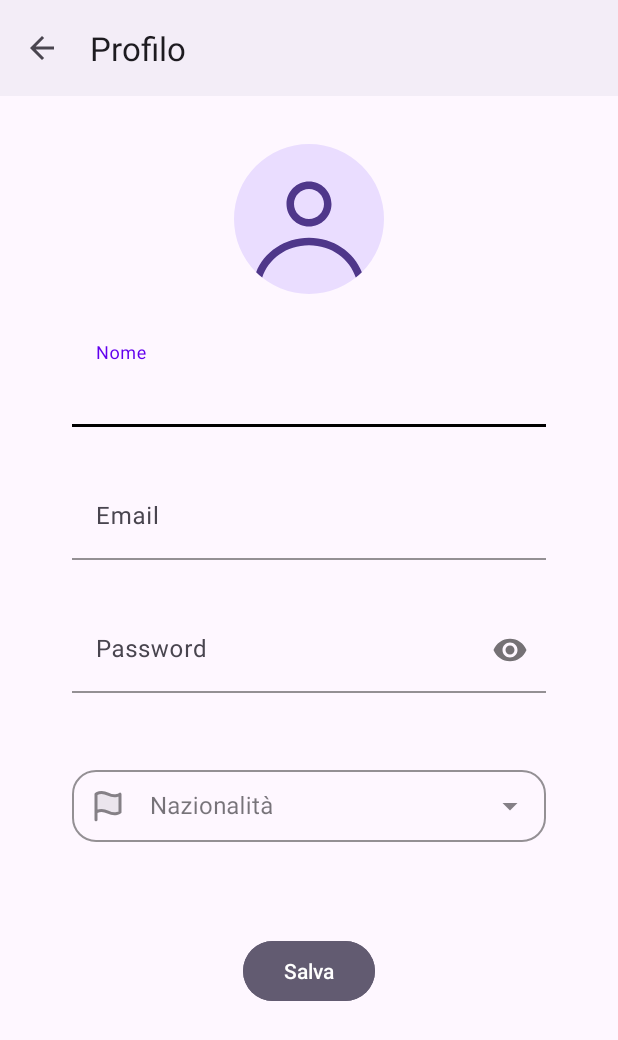
After one commit to tommasofacchin/SeaGuard, an Android app: the ProfileActivity screen opened directly, with no data from a screen before it, on a phone screen of 412 x 824 dp. The commit adds this screen. Shown: the top 1040 px of the screen. Run offline under Robolectric (Android 15) with nearby library versions, the phone set to English and light mode, and no system bars; our stand-ins replace Firebase (no records; nobody signed in at launch, a user with empty details on screens opened directly).

Commit message:
Prima implementazione Settings Fragment e Profile Activity

```diff
--- a/app/src/main/java/com/seaguard/MainActivity.java
+++ b/app/src/main/java/com/seaguard/MainActivity.java
@@ -30,6 +30,7 @@ import androidx.navigation.ui.NavigationUI;
 import com.google.firebase.auth.FirebaseAuth;
 import com.seaguard.databinding.ActivityMainBinding;
 
+import com.seaguard.ui.auth.LoginActivity;
 import com.seaguard.ui.home.HomeViewModel;
 
 import org.osmdroid.config.Configuration;
--- a/app/src/main/java/com/seaguard/LoginActivity.java
+++ b/app/src/main/java/com/seaguard/ui/auth/LoginActivity.java
@@ -1,4 +1,4 @@
-package com.seaguard;
+package com.seaguard.ui.auth;
 
 import android.os.Bundle;
 import android.util.Patterns;
--- a/app/src/main/java/com/seaguard/AddReportActivity.java
+++ b/app/src/main/java/com/seaguard/ui/home/AddReportActivity.java
@@ -1,4 +1,4 @@
-package com.seaguard;
+package com.seaguard.ui.home;
 
 import android.Manifest;
 
@@ -6,7 +6,6 @@ import android.annotation.SuppressLint;
 import android.content.Intent;
 import android.graphics.Bitmap;
 import android.graphics.Color;
-import android.location.Location;
 import android.content.pm.PackageManager;
 import android.net.Uri;
 import android.os.Bundle;
@@ -27,7 +26,6 @@ import androidx.lifecycle.ViewModelProvider;
 
 import com.google.android.gms.location.FusedLocationProviderClient;
 import com.google.android.gms.location.LocationServices;
-import com.google.android.gms.tasks.OnSuccessListener;
 import com.google.android.material.textfield.TextInputEditText;
 import com.google.firebase.auth.FirebaseAuth;
 import com.google.firebase.auth.FirebaseUser;
@@ -36,7 +34,6 @@ import com.seaguard.database.CategoryModel;
 import com.seaguard.database.DbHelper;
 import com.seaguard.database.ReportModel;
 import com.seaguard.databinding.ActivityAddReportBinding;
-import com.seaguard.ui.home.HomeViewModel;
 
 import android.location.Address;
 import android.location.Geocoder;
@@ -55,7 +52,6 @@ import java.util.HashMap;
 import java.util.List;
 import java.util.Locale;
 import java.util.Map;
-import java.util.function.BiConsumer;
 import java.util.function.Consumer;
 import java.util.stream.Collectors;
 
--- /dev/null
+++ b/app/src/main/java/com/seaguard/ui/settings/ProfileActivity.java
@@ -0,0 +1,119 @@
+package com.seaguard.ui.settings;
+
+import android.os.Bundle;
+import android.view.MenuItem;
+import android.widget.ArrayAdapter;
+import android.widget.AutoCompleteTextView;
+import android.widget.Toast;
+
+import androidx.annotation.NonNull;
+import androidx.appcompat.app.AppCompatActivity;
+import androidx.appcompat.widget.Toolbar;
+
+import com.google.android.gms.tasks.OnCompleteListener;
+import com.google.android.gms.tasks.Task;
+import com.google.android.material.textfield.TextInputEditText;
+import com.google.firebase.auth.FirebaseAuth;
+import com.google.firebase.auth.FirebaseUser;
+import com.google.firebase.auth.UserProfileChangeRequest;
+import com.seaguard.databinding.ActivityProfileBinding;
+
+import java.util.ArrayList;
+import java.util.Arrays;
+import java.util.List;
+
+public class ProfileActivity extends AppCompatActivity {
+    private TextInputEditText name;
+    private TextInputEditText email;
+    private TextInputEditText password;
+    private AutoCompleteTextView nationality;
+
+    @Override
+    protected void onCreate(Bundle savedInstanceState) {
+        super.onCreate(savedInstanceState);
+        ActivityProfileBinding binding = ActivityProfileBinding.inflate(getLayoutInflater());
+        setContentView(binding.getRoot());
+
+        // Toobar
+        Toolbar toolbar = binding.toolbar;
+        setSupportActionBar(toolbar);
+
+        // Back in the toolbar
+        getSupportActionBar().setDisplayHomeAsUpEnabled(true);
+        getSupportActionBar().setDisplayShowHomeEnabled(true);
+
+        // Name
+        name = binding.editTextName;
+        name.setText("");
+
+        // Email
+        email = binding.editTextEmail;
+        email.setText("");
+
+        // Password
+        password = binding.editTextPassword;
+        password.setText("");
+
+        // Nationalities
+        nationality = binding.autoCompleteNationalities;
+        List<String> items = new ArrayList<>(Arrays.asList(
+                "Italia",
+                "Germania",
+                "Regno Unito",
+                "Spagna"
+        ));
+
+        ArrayAdapter<String> adapter = new ArrayAdapter<>(this, android.R.layout.simple_dropdown_item_1line, items);
+        nationality.setAdapter(adapter);
+
+        // Save
+        binding.buttonSaveProfile.setOnClickListener(v -> {
+            FirebaseUser currentUser = FirebaseAuth.getInstance().getCurrentUser();
+            if(currentUser != null) {
+                UserProfileChangeRequest profileUpdates = new UserProfileChangeRequest.Builder()
+                        .setDisplayName(name.getText().toString())
+                        .build();
+
+                currentUser.updateProfile(profileUpdates)
+                .addOnCompleteListener(task -> {
+                    if (task.isSuccessful()) {
+                        Toast.makeText(
+                                this,
+                                "Profilo aggiornato",
+                                Toast.LENGTH_SHORT
+                        ).show();
+                        finish();
+                    }
+                    else {
+                        Toast.makeText(
+                            this,
+                            "Impossibile aggiornare il profilo!",
+                            Toast.LENGTH_SHORT
+                        ).show();
+                    }
+                });
+            }
+        });
+
+        setData();
+    }
+
+
+    @Override
+    public boolean onOptionsItemSelected(MenuItem item) {
+        if(item.getItemId() == android.R.id.home) {
+            finish();
+            return true;
+        }
+        return super.onOptionsItemSelected(item);
+    }
+
+    private void setData () {
+        FirebaseUser currentUser = FirebaseAuth.getInstance().getCurrentUser();
+        if(currentUser != null) {
+            name.setText(currentUser.getDisplayName());
+            email.setText(currentUser.getEmail());
+        }
+    }
+
+}
--- /dev/null
+++ b/app/src/main/res/drawable/avatar.xml
@@ -0,0 +1,16 @@
+<vector xmlns:android="http://schemas.android.com/apk/res/android"
+    android:width="105dp"
+    android:height="105dp"
+    android:viewportWidth="105"
+    android:viewportHeight="105">
+  <path
+      android:pathData="M52.5,0L52.5,0A52.5,52.5 0,0 1,105 52.5L105,52.5A52.5,52.5 0,0 1,52.5 105L52.5,105A52.5,52.5 0,0 1,0 52.5L0,52.5A52.5,52.5 0,0 1,52.5 0z"
+      android:fillColor="#EADDFF"/>
+  <path
+      android:pathData="M68.25,42C68.25,50.7 61.2,57.75 52.5,57.75C43.8,57.75 36.75,50.7 36.75,42C36.75,33.3 43.8,26.25 52.5,26.25C61.2,26.25 68.25,33.3 68.25,42ZM63,42C63,47.8 58.3,52.5 52.5,52.5C46.7,52.5 42,47.8 42,42C42,36.2 46.7,31.5 52.5,31.5C58.3,31.5 63,36.2 63,42Z"
+      android:fillColor="#4F378A"
+      android:fillType="evenOdd"/>
+  <path
+      android:pathData="M52.5,65.63C35.51,65.63 21.02,75.67 15.51,89.75C16.85,91.09 18.27,92.35 19.75,93.53C23.86,80.61 36.74,70.88 52.5,70.88C68.26,70.88 81.14,80.61 85.25,93.53C86.73,92.35 88.15,91.09 89.49,89.75C83.98,75.67 69.5,65.63 52.5,65.63Z"
+      android:fillColor="#4F378A"/>
+</vector>
--- /dev/null
+++ b/app/src/main/res/drawable/nationality.xml
@@ -0,0 +1,17 @@
+<vector xmlns:android="http://schemas.android.com/apk/res/android"
+    android:width="24dp"
+    android:height="24dp"
+    android:viewportWidth="24"
+    android:viewportHeight="24">
+  <path
+      android:pathData="M4,4.111V16.111C4,16.111 7,13.611 12,16.111C17,18.611 20,16.111 20,16.111V4.111C20,4.111 17,6.611 12,4.111C7,1.611 4,4.111 4,4.111Z"
+      android:fillColor="#000000"
+      android:fillAlpha="0.15"/>
+  <path
+      android:pathData="M4,21.111V16.111M4,16.111V4.111C4,4.111 7,1.611 12,4.111C17,6.611 20,4.111 20,4.111V16.111C20,16.111 17,18.611 12,16.111C7,13.611 4,16.111 4,16.111Z"
+      android:strokeLineJoin="round"
+      android:strokeWidth="2"
+      android:fillColor="#00000000"
+      android:strokeColor="#000000"
+      android:strokeLineCap="round"/>
+</vector>
--- a/app/src/main/res/layout/activity_add_report.xml
+++ b/app/src/main/res/layout/activity_add_report.xml
@@ -5,7 +5,7 @@
     android:id="@+id/add_report"
     android:layout_width="match_parent"
     android:layout_height="match_parent"
-    tools:context=".AddReportActivity">
+    tools:context=".ui.home.AddReportActivity">
 
     <androidx.appcompat.widget.Toolbar
         android:id="@+id/toolbar"
--- a/app/src/main/res/layout/activity_login.xml
+++ b/app/src/main/res/layout/activity_login.xml
@@ -6,7 +6,7 @@
     android:background="?attr/colorPrimary"
     android:layout_width="match_parent"
     android:layout_height="match_parent"
-    tools:context=".LoginActivity">
+    tools:context=".ui.auth.LoginActivity">
 
     <ScrollView
         android:layout_width="match_parent"
--- /dev/null
+++ b/app/src/main/res/layout/activity_profile.xml
@@ -0,0 +1,179 @@
+<?xml version="1.0" encoding="utf-8"?>
+<androidx.constraintlayout.widget.ConstraintLayout xmlns:android="http://schemas.android.com/apk/res/android"
+    xmlns:app="http://schemas.android.com/apk/res-auto"
+    xmlns:tools="http://schemas.android.com/tools"
+    android:id="@+id/main"
+    android:layout_width="match_parent"
+    android:layout_height="match_parent"
+    tools:context=".ui.settings.ProfileActivity">
+
+    <androidx.appcompat.widget.Toolbar
+        android:id="@+id/toolbar"
+        android:layout_width="match_parent"
+        android:layout_height="?attr/actionBarSize"
+        android:elevation="4dp"
+        app:title="@string/title_profile"
+        app:layout_constraintTop_toTopOf="parent"
+        app:layout_constraintStart_toStartOf="parent"
+        app:layout_constraintEnd_toEndOf="parent"
+        android:background="?attr/colorPrimary"
+        app:menu="@menu/toolbar" />
+
+        <ScrollView
+        android:id="@+id/scrollView"
+        android:layout_width="0dp"
+        android:layout_height="0dp"
+        app:layout_constraintTop_toBottomOf="@id/toolbar"
+        app:layout_constraintBottom_toBottomOf="parent"
+        app:layout_constraintStart_toStartOf="parent"
+        app:layout_constraintEnd_toEndOf="parent">
+
+        <LinearLayout
+            android:layout_width="match_parent"
+            android:layout_height="wrap_content"
+            android:orientation="vertical"
+            android:padding="16dp"
+            android:layout_marginTop="@dimen/activity_vertical_margin"
+            android:layout_marginStart="@dimen/activity_horizontal_margin"
+            android:layout_marginEnd="@dimen/activity_horizontal_margin"
+            android:layout_marginBottom="@dimen/activity_vertical_margin">
+
+            <!-- Profile Avatar -->
+            <ImageView
+                android:id="@+id/profile_avatar"
+                android:layout_width="100dp"
+                android:layout_height="100dp"
+                android:layout_gravity="center"
+                android:layout_marginBottom="16dp"
+                android:src="@drawable/avatar"
+                android:contentDescription="@string/title_profile"
+                android:scaleType="centerCrop" />
+
+            <!-- Name -->
+            <com.google.android.material.textfield.TextInputLayout
+                android:layout_width="match_parent"
+                android:layout_height="wrap_content"
+                app:hintEnabled="true"
+                app:hintAnimationEnabled="true"
+                app:boxStrokeColor="?attr/colorOnPrimary"
+                app:boxBackgroundMode="filled"
+                app:hintTextColor="@color/purple_500"
+                app:boxCornerRadiusTopStart="@dimen/radius"
+                app:boxCornerRadiusTopEnd="@dimen/radius"
+                app:boxCornerRadiusBottomStart="@dimen/radius"
+                app:boxCornerRadiusBottomEnd="@dimen/radius"
+                android:layout_marginTop="@dimen/activity_vertical_margin"
+                android:layout_marginStart="@dimen/activity_horizontal_margin"
+                android:layout_marginEnd="@dimen/activity_horizontal_margin"
+                android:layout_marginBottom="@dimen/activity_vertical_margin">
+
+                <com.google.android.material.textfield.TextInputEditText
+                    android:id="@+id/edit_text_name"
+                    android:layout_width="match_parent"
+                    android:layout_height="wrap_content"
+                    android:hint="Nome"
+                    android:backgroundTint="@android:color/transparent" />
+            </com.google.android.material.textfield.TextInputLayout>
+
+            <!-- Email -->
+            <com.google.android.material.textfield.TextInputLayout
+                android:layout_width="match_parent"
+                android:layout_height="wrap_content"
+                app:hintEnabled="true"
+                app:hintAnimationEnabled="true"
+                app:boxStrokeColor="?attr/colorOnPrimary"
+                app:boxBackgroundMode="filled"
+                app:hintTextColor="@color/purple_500"
+                app:boxCornerRadiusTopStart="@dimen/radius"
+                app:boxCornerRadiusTopEnd="@dimen/radius"
+                app:boxCornerRadiusBottomStart="@dimen/radius"
+                app:boxCornerRadiusBottomEnd="@dimen/radius"
+                android:layout_marginTop="@dimen/activity_vertical_margin"
+                android:layout_marginStart="@dimen/activity_horizontal_margin"
+                android:layout_marginEnd="@dimen/activity_horizontal_margin"
+                android:layout_marginBottom="@dimen/activity_vertical_margin">
+
+                <com.google.android.material.textfield.TextInputEditText
+                    android:id="@+id/edit_text_email"
+                    android:layout_width="match_parent"
+                    android:layout_height="wrap_content"
+                    android:hint="Email"
+                    android:inputType="textEmailAddress"
+                    android:backgroundTint="@android:color/transparent" />
+            </com.google.android.material.textfield.TextInputLayout>
+
+            <!-- Password -->
+            <com.google.android.material.textfield.TextInputLayout
+                android:layout_width="match_parent"
+                android:layout_height="wrap_content"
+                app:hintEnabled="true"
+                app:hintAnimationEnabled="true"
+                app:boxStrokeColor="?attr/colorOnPrimary"
+                app:boxBackgroundMode="filled"
+                app:hintTextColor="@color/purple_500"
+                app:boxCornerRadiusTopStart="@dimen/radius"
+                app:boxCornerRadiusTopEnd="@dimen/radius"
+                app:boxCornerRadiusBottomStart="@dimen/radius"
+                app:boxCornerRadiusBottomEnd="@dimen/radius"
+                app:passwordToggleEnabled="true"
+                android:layout_marginTop="@dimen/activity_vertical_margin"
+                android:layout_marginStart="@dimen/activity_horizontal_margin"
+                android:layout_marginEnd="@dimen/activity_horizontal_margin"
+                android:layout_marginBottom="@dimen/activity_vertical_margin">
+
+                <com.google.android.material.textfield.TextInputEditText
+                    android:id="@+id/edit_text_password"
+                    android:layout_width="match_parent"
+                    android:layout_height="wrap_content"
+                    android:hint="Password"
+                    android:inputType="textPassword"
+                    android:backgroundTint="@android:color/transparent" />
+            </com.google.android.material.textfield.TextInputLayout>
+
+            <!-- Nationality -->
+            <com.google.android.material.textfield.TextInputLayout
+                android:id="@+id/nationality"
+                style="@style/Widget.MaterialComponents.TextInputLayout.FilledBox.ExposedDropdownMenu"
+                android:hint="@string/menu_nationalities"
+                android:layout_width="match_parent"
+                android:layout_height="wrap_content"
+                app:boxBackgroundMode="outline"
+                app:hintEnabled="true"
+                app:hintAnimationEnabled="true"
+                app:boxStrokeColor="?attr/colorOnPrimary"
+                app:hintTextColor="@color/purple_500"
+                app:boxCornerRadiusTopStart="@dimen/radius"
+                app:boxCornerRadiusTopEnd="@dimen/radius"
+                app:boxCornerRadiusBottomStart="@dimen/radius"
+                app:boxCornerRadiusBottomEnd="@dimen/radius"
+                app:startIconDrawable="@drawable/nationality"
+                android:layout_marginTop="30dp"
+                android:layout_marginStart="@dimen/activity_horizontal_margin"
+                android:layout_marginEnd="@dimen/activity_horizontal_margin"
+                android:layout_marginBottom="@dimen/activity_vertical_margin">
+
+                <AutoCompleteTextView
+                    android:id="@+id/autoCompleteNationalities"
+                    android:layout_width="match_parent"
+                    android:layout_height="wrap_content"
+                    android:labelFor="@+id/menu_nationalities"
+                    android:padding="5dp"
+                    android:inputType="none"
+                    android:backgroundTint="@android:color/transparent" />
+            </com.google.android.material.textfield.TextInputLayout>
+
+            <!-- Save Button -->
+            <com.google.android.material.button.MaterialButton
+                android:id="@+id/button_save_profile"
+                android:layout_width="wrap_content"
+                android:layout_height="wrap_content"
+                android:backgroundTint="@color/taupe_gray"
+                android:textColor="@color/white"
+                android:text="@string/save"
+                android:layout_marginTop="46dp"
+                android:layout_marginBottom="46dp"
+                android:layout_gravity="center" />
+        </LinearLayout>
+    </ScrollView>
+
+</androidx.constraintlayout.widget.ConstraintLayout>
--- a/app/src/main/res/values/strings.xml
+++ b/app/src/main/res/values/strings.xml
@@ -6,6 +6,9 @@
     <string name="title_settings">Impostazioni</string>
     <string name="title_activity_login">LoginActivity</string>
     <string name="title_report">Segnalazione</string>
+    <string name="title_profile">Profilo</string>
+    <string name="title_notifications">Notifiche</string>
+    <string name="title_info">Informazioni</string>
     <string name="prompt_email">Email</string>
     <string name="prompt_password">Password</string>
     <string name="action_sign_in">Accedi</string>
@@ -23,5 +26,6 @@
     <string name="urgency">Pericolo</string>
     <string name="upload_photos">Carica</string>
     <string name="menu_categories">Categoria</string>
+    <string name="menu_nationalities">Nazionalità</string>
     <string name="upload_photo_status">Nessuna foto</string>
 </resources>
```
Also changed, not shown: app/src/main/AndroidManifest.xml (+6 -2 lines), app/src/main/java/com/seaguard/ui/home/HomeFragment.java (+11 -6 lines), app/src/main/java/com/seaguard/ui/settings/SettingsFragment.java (+18 -6 lines), app/src/main/res/drawable/bell.xml (added, +17 -0 lines), app/src/main/res/drawable/infocircle.xml (added, +17 -0 lines), app/src/main/res/drawable/user.xml (added, +28 -0 lines), app/src/main/res/layout/fragment_settings.xml (+85 -11 lines).
